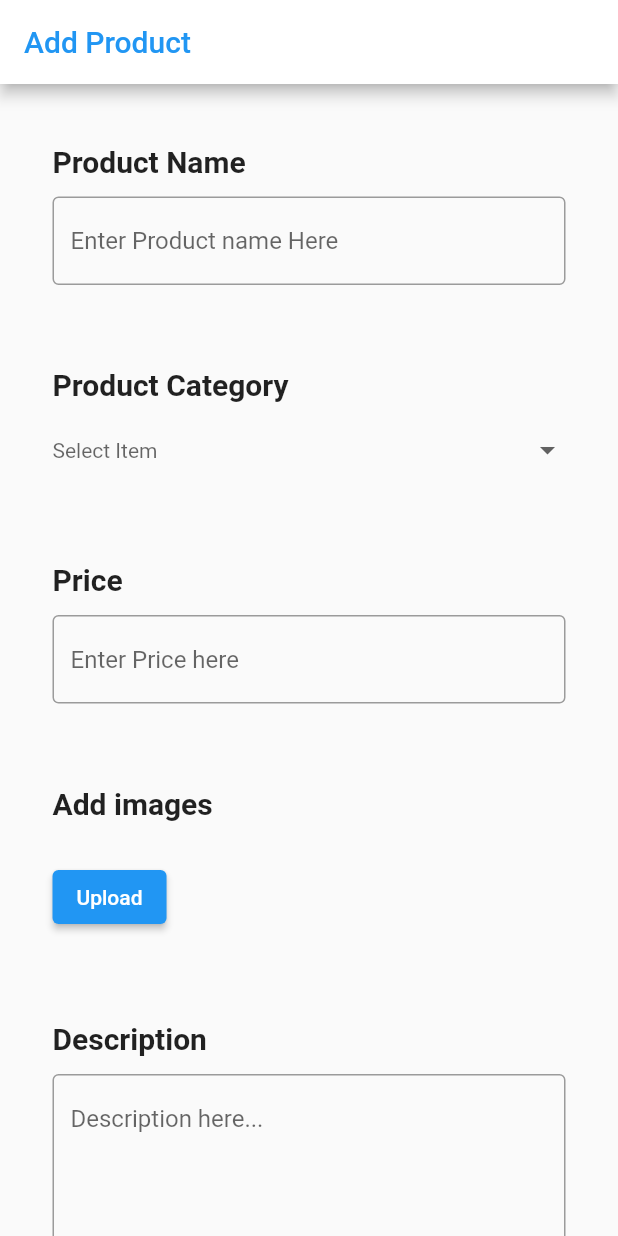
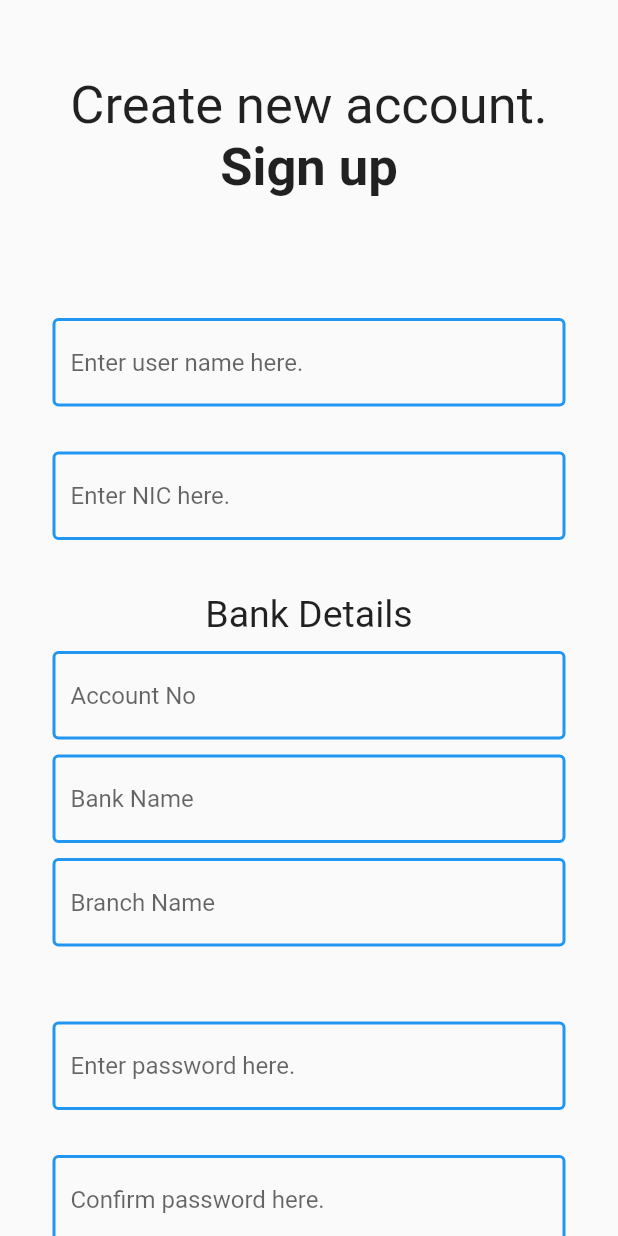
Before and after one commit to Zen-99/I-want, a Flutter app: the screen it shows after launch, on a phone screen of 412 x 824 dp. Run offline on Flutter 3.47's test engine with Material 2 defaults, Android fonts, the phone set to English and light mode, and no system bars; drawn by our look-alikes of dropdown_button2; our stand-ins replace carousel_slider, flutter_profile_picture, image_picker; missing offline and left inert: comment_box, flutter_timer_countdown.

Commit message:
sellerSignup added

```diff
--- /dev/null
+++ b/lib/screens/seller/auth/sellerSignup.dart
@@ -0,0 +1,247 @@
+import 'package:flutter/material.dart';
+import 'package:flutter/src/widgets/container.dart';
+import 'package:flutter/src/widgets/framework.dart';
+
+class SellerSignup extends StatefulWidget {
+  const SellerSignup({super.key});
+
+  @override
+  State<SellerSignup> createState() => _SellerSignupState();
+}
+
+class _SellerSignupState extends State<SellerSignup> {
+  @override
+  Widget build(BuildContext context) {
+    final _formkey = GlobalKey<FormState>();
+
+    return Scaffold(
+          body: Center(
+            child:SingleChildScrollView(
+              // color: Colors.amber,
+              child: Column(
+                children: [
+                  Container(
+                    alignment: Alignment.topLeft,
+                    width: double.infinity,
+                    child:Column(
+                    crossAxisAlignment: CrossAxisAlignment.start,
+                    children: [
+                      Container(
+                        width: double.infinity,
+                        padding: EdgeInsets.fromLTRB(35,50,35,20),
+                        child:Column(children: [
+                          Text("Create new account.",textAlign: TextAlign.left,style: TextStyle(fontSize: 35)),
+                          Text("Sign up",textAlign: TextAlign.left,style: TextStyle(fontWeight: FontWeight.bold,fontSize: 35)),
+                        ],)
+
+                      ),
+
+                    ],
+                  )),
+
+                  SizedBox(height: 40),
+                  Form(
+                    key:_formkey,
+                    child: Column(
+                      children: [
+                        Container(
+                          padding: EdgeInsets.fromLTRB(35,20,35,10),
+                          child: TextFormField(
+                            decoration: InputDecoration(
+                              hintText: "Enter user name here.",
+                              focusColor: Colors.blueGrey,
+                              enabledBorder: OutlineInputBorder(
+                                borderSide: BorderSide(
+                                    width: 2, color: Colors.blue), //<-- SEE HERE
+                              ),
+                              focusedBorder: OutlineInputBorder(
+                                borderSide: BorderSide(
+                                  width: 3, color: Colors.blue), //<-- SEE HERE
+                              ),
+                            ),
+                            validator: (value) {
+                              if (value == null || value.isEmpty) {
+                                return 'Empty';
+                              }
+                              return null;
+                            },
+                          ),
+                        ),
+                        SizedBox(height: 20),
+                        Container(
+                          padding: EdgeInsets.fromLTRB(35,0,35,5),
+                          child: TextFormField(
+                            decoration: InputDecoration(
+                              hintText: "Enter NIC here.",
+                              focusColor: Colors.blueGrey,
+                              enabledBorder: OutlineInputBorder(
+                                borderSide: BorderSide(
+                                    width: 2, color: Colors.blue), //<-- SEE HERE
+                              ),
+                              focusedBorder: OutlineInputBorder(
+                                borderSide: BorderSide(
+                                  width: 3, color: Colors.blue), //<-- SEE HERE
+                              ),
+                            ),
+                            validator: (value) {
+                              if (value == null || value.isEmpty) {
+                                return 'Empty';
+                              }
+                              return null;
+                            },
+                          ),
+                        ),
+                        SizedBox(height: 30),
+                        Container(child:Column(children: [
+                          Text("Bank Details",textAlign: TextAlign.left,style: TextStyle(fontSize: 25)),
+                          Container(
+                            padding: EdgeInsets.fromLTRB(35,10,35,5),
+                            child: TextFormField(
+                              decoration: InputDecoration(
+                                hintText: "Account No",
+                                focusColor: Colors.blueGrey,
+                                enabledBorder: OutlineInputBorder(
+                                  borderSide: BorderSide(
+                                      width: 2, color: Colors.blue), //<-- SEE HERE
+                                ),
+                                focusedBorder: OutlineInputBorder(
+                                  borderSide: BorderSide(
+                                    width: 3, color: Colors.blue), //<-- SEE HERE
+                                ),
+                              ),
+                              validator: (value) {
+                                if (value == null || value.isEmpty) {
+                                  return 'Empty';
+                                }
+                                return null;
+                              },
+                            ),
+                          ),
+                          Container(
+                            padding: EdgeInsets.fromLTRB(35,5,35,5),
+                            child: TextFormField(
+                                decoration: InputDecoration(
+                                  hintText: "Bank Name",
+                                  focusColor: Colors.blueGrey,
+                                  enabledBorder: OutlineInputBorder(
+                                    borderSide: BorderSide(
+                                        width: 2, color: Colors.blue), //<-- SEE HERE
+                                  ),
+                                  focusedBorder: OutlineInputBorder(
+                                    borderSide: BorderSide(
+                                      width: 3, color: Colors.blue), //<-- SEE HERE
+                                  ),
+                                ),
+                                validator: (value) {
+                                  if (value == null || value.isEmpty) {
+                                    return 'Empty';
+                                  }
+                                  return null;
+                                },
+                              ),
+                            ),
+                            Container(
+                              padding: EdgeInsets.fromLTRB(35,5,35,5),
+                              child:TextFormField(
+                              decoration: InputDecoration(
+                                hintText: "Branch Name",
+                                focusColor: Colors.blueGrey,
+                                enabledBorder: OutlineInputBorder(
+                                  borderSide: BorderSide(
+                                      width: 2, color: Colors.blue), //<-- SEE HERE
+                                ),
+                                focusedBorder: OutlineInputBorder(
+                                  borderSide: BorderSide(
+                                    width: 3, color: Colors.blue), //<-- SEE HERE
+                                ),
+                              ),
+                              validator: (value) {
+                                if (value == null || value.isEmpty) {
+                                  return 'Empty';
+                                }
+                                return null;
+                              },
+                            ),
+                          )
+                        ]),),
+                        SizedBox(height: 40),
+                        Container(
+                          padding: EdgeInsets.fromLTRB(35,5,35,5),
+                          child: TextFormField(
+                            decoration: InputDecoration(
+                              hintText: "Enter password here.",
+                              focusColor: Colors.blueGrey,
+                              enabledBorder: OutlineInputBorder(
+                                borderSide: BorderSide(
+                                    width: 2, color: Colors.blue), //<-- SEE HERE
+                              ),
+                              focusedBorder: OutlineInputBorder(
+                                borderSide: BorderSide(
+                                  width: 3, color: Colors.blue), //<-- SEE HERE
+                              ),
+                            ),
+                            validator: (value) {
+                              if (value == null || value.isEmpty) {
+                                return 'Empty';
+                              }
+                              return null;
+                            },
+                          ),
+                        ),
+                        SizedBox(height: 20),
+                        Container(
+                          padding: EdgeInsets.fromLTRB(35,5,35,5),
+                          child:TextFormField(
+                          decoration: InputDecoration(
+                            hintText: "Confirm password here.",
+                            focusColor: Colors.blueGrey,
+                            enabledBorder: OutlineInputBorder(
+                              borderSide: BorderSide(
+                                  width: 2, color: Colors.blue), //<-- SEE HERE
+                            ),
+                            focusedBorder: OutlineInputBorder(
+                              borderSide: BorderSide(
+                                width: 3, color: Colors.blue), //<-- SEE HERE
+                            ),
+                          ),
+                          validator: (value) {
+                            if (value == null || value.isEmpty) {
+                              return 'Empty';
+                            }
+                            return null;
+                          },
+                        ),),
+                        SizedBox(height: 50),
+                        Container(
+                          width: 200,
+                          height: 50,
+                          child:ElevatedButton(
+
+                          onPressed: () {
+
+                          },
+                          child: const Text('Sign up',style: TextStyle(fontWeight: FontWeight.bold,fontSize: 20)),
+                        ),
+                        ),
+                        SizedBox(height: 50),
+                        Container(
+                          width: double.infinity,
+                          child:TextButton(
+                            onPressed: () {
+
+                            },
+                            child: const Text('Already have an account? Login'),
+                          ),
+                        ),
+                        SizedBox(height: 50),
+                      ],
+                    )
+                  )
+                ],
+              ),
+            ),
+
+          )
+        );
+  }
+}
--- a/lib/screens/wrapper.dart
+++ b/lib/screens/wrapper.dart
@@ -1,11 +1,12 @@
 import 'package:flutter/material.dart';
 import 'package:i_want/screens/home/seller/uploadPage.dart';
+import 'package:i_want/screens/seller/auth/sellerSignup.dart';
 
 class Wrapper extends StatelessWidget {
   const Wrapper({super.key});
 
   @override
   Widget build(BuildContext context) {
-    return UploadPage();
+    return SellerSignup();
   }
 }
```
